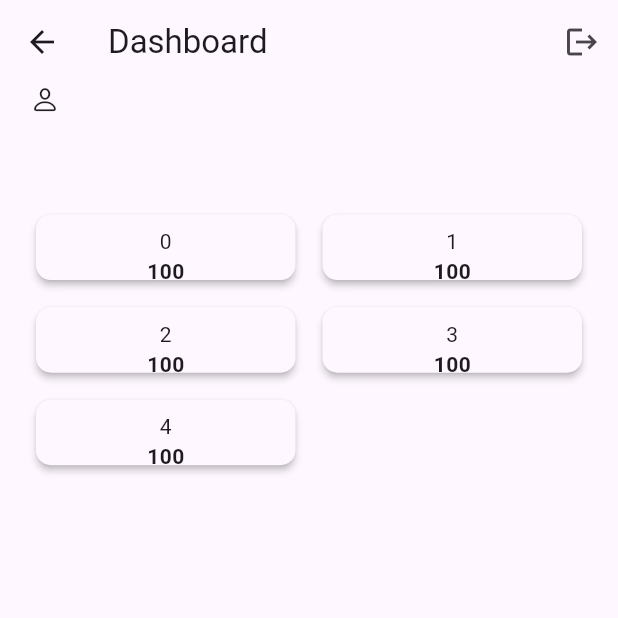
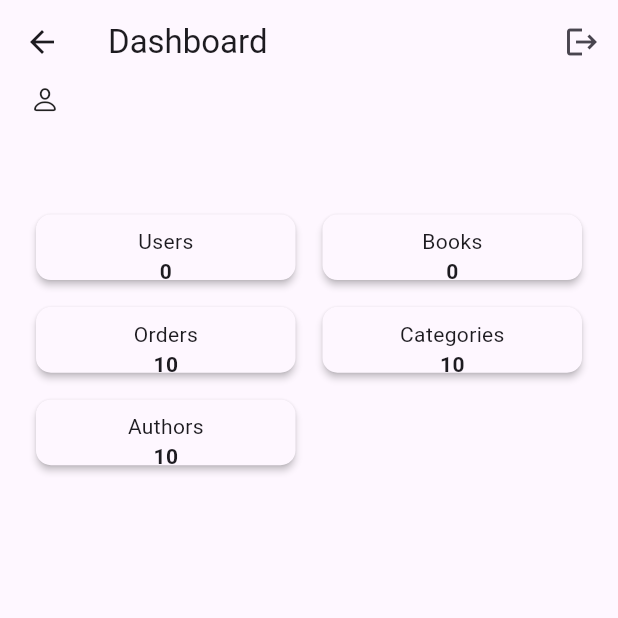
Before and after one commit to JayGandhi1709/Book-Heaven-App, a Flutter app: the DashboardScreen screen opened directly, on a phone screen of 412 x 824 dp, the top half of it. Run offline on Flutter 3.47's test engine with Material 3 defaults, Android fonts, the phone set to English and light mode, and no system bars; our stand-ins replace dotted_border, get, shared_preferences; accounts and stored records are empty; network calls fail.

```diff
--- a/lib/models/api_response.dart
+++ b/lib/models/api_response.dart
@@ -6,12 +6,23 @@ class ApiResponse<T> {
   ApiResponse({required this.success, required this.message, this.data});
 
   factory ApiResponse.fromJson(
-      Map<String, dynamic> json,
-      T Function(Object? json)? fromJsonT,
-      ) =>
+    Map<String, dynamic> json,
+    T Function(T? json)? fromJsonT,
+  ) =>
       ApiResponse(
         success: json['success'] as bool,
         message: json['message'] as String,
         data: json['data'] != null ? fromJsonT!(json['data']) : null,
       );
+
+  factory ApiResponse.fromJsonList(
+      Map<String, dynamic> json, T Function(dynamic) fromJsonT) {
+    return ApiResponse<T>(
+      success: json['success'] ?? false,
+      message: json['message'] ?? '',
+      data: json.containsKey('data')
+          ? (json['data'] as List).map(fromJsonT).toList() as T
+          : null,
+    );
+  }
 }
--- a/lib/screens/admin/dashboard/dashboard_screen.dart
+++ b/lib/screens/admin/dashboard/dashboard_screen.dart
@@ -3,17 +3,35 @@ import 'package:flutter/cupertino.dart';
 import 'package:flutter/material.dart';
 import 'package:get/get.dart';
 
-class DashboardScreen extends StatelessWidget {
+class DashboardScreen extends StatefulWidget {
   const DashboardScreen({super.key});
 
   @override
+  State<DashboardScreen> createState() => _DashboardScreenState();
+}
+
+class _DashboardScreenState extends State<DashboardScreen> {
+  @override
+  void initState() {
+    // context.dashboardProvider.count();
+    context.dataProvider.onInit();
+    super.initState();
+  }
+
+  @override
   Widget build(BuildContext context) {
-    List cardNames = [
-      'Users',
-      'Books',
-      'Orders',
-      'Categories',
-      'Authors',
+    List<Map<String, String>> cardNames = [
+      {
+        'name': 'Users',
+        'count': context.dataProvider.allUsers.length.toString()
+      },
+      {
+        'name': 'Books',
+        'count': context.dataProvider.allBooks.length.toString()
+      },
+      {'name': 'Orders', 'count': '10'},
+      {'name': 'Categories', 'count': '10'},
+      {'name': 'Authors', 'count': '10'},
     ];
 
     return Scaffold(
@@ -71,10 +89,10 @@ class DashboardScreen extends StatelessWidget {
                       child: Column(
                         crossAxisAlignment: CrossAxisAlignment.center,
                         children: [
-                          Text(index.toString()),
-                          const Text(
-                            '100',
-                            style: TextStyle(
+                          Text(cardName['name'] ?? ''),
+                          Text(
+                            cardName['count'] ?? '',
+                            style: const TextStyle(
                               fontWeight: FontWeight.bold,
                             ),
                           ),
--- a/lib/services/http_services.dart
+++ b/lib/services/http_services.dart
@@ -11,11 +11,13 @@ class HttpService {
 
   Future<Response> get({required String endpointUrl}) async {
     try {
+      log("$baseUrl/$endpointUrl");
       final prefs = await SharedPreferences.getInstance();
       final String token = prefs.getString(USER_TOKEN) ?? '';
       return await GetConnect().get('$baseUrl/$endpointUrl',
           headers: {'Authorization': 'Bearer $token'});
     } catch (e) {
+      log('Error: $e');
       return Response(
           body: json.encode({'error': e.toString()}), statusCode: 500);
     }
--- a/lib/utility/extensions.dart
+++ b/lib/utility/extensions.dart
@@ -1,3 +1,5 @@
+import 'package:book_heaven/core/data_provider.dart';
+import 'package:book_heaven/screens/admin/dashboard/dashboard_provider.dart';
 import 'package:book_heaven/screens/auth/provider/user_provider.dart';
 import 'package:get/get.dart';
 
@@ -14,6 +16,8 @@ import 'package:flutter/material.dart';
 
 extension Providers on BuildContext {
   UserProvider get userProvider => Get.put(UserProvider());
+  DashboardProvider get dashboardProvider => Get.put(DashboardProvider());
+  DataProvider get dataProvider => Get.put(DataProvider());
   // DataProvider get dataProvider => Provider.of<DataProvider>(this, listen: false);
   // ProductByCategoryProvider get proByCProvider => Provider.of<ProductByCategoryProvider>(this, listen: false);
   // ProductDetailProvider get proDetailProvider => Provider.of<ProductDetailProvider>(this, listen: false);
```
Also changed, not shown: lib/core/data_provider.dart (+87 -0 lines), lib/models/book.dart (added, +110 -0 lines), lib/screens/admin/dashboard/dashboard_provider.dart (added, +37 -0 lines).
